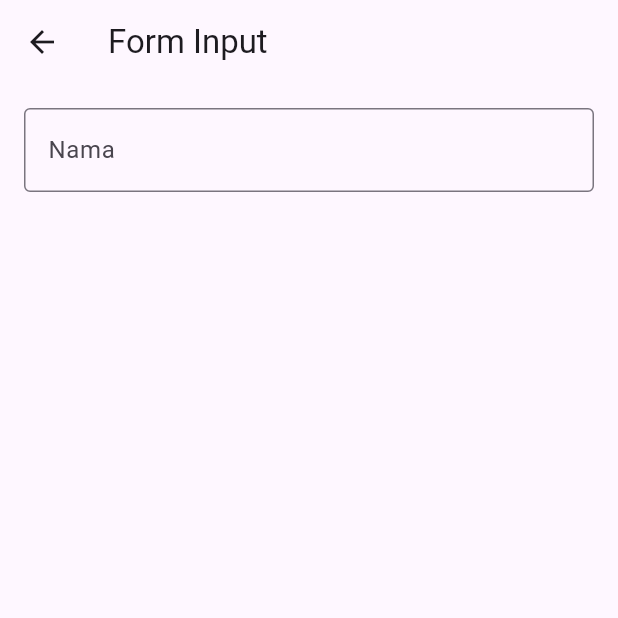
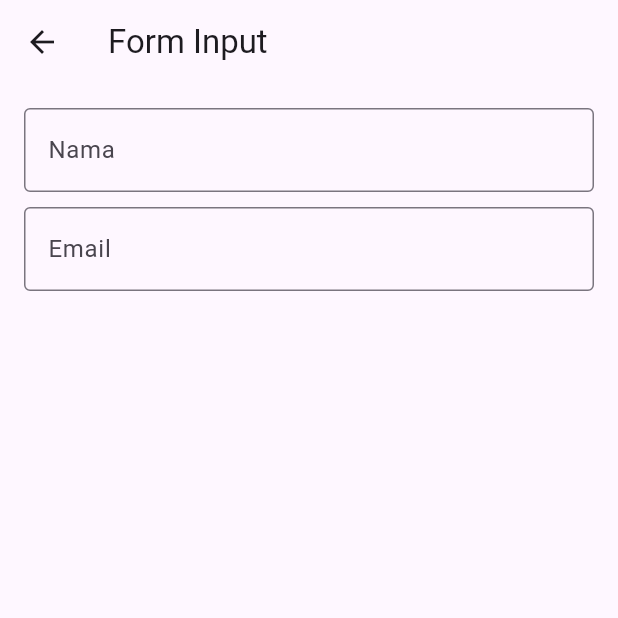
Before and after one commit to husnakamilaa/StateManagement_0238, a Flutter app: the FormPage screen opened directly, on a phone screen of 412 x 824 dp, the top half of it. Run offline on Flutter 3.47's test engine with Material 3 defaults, Android fonts, the light colour scheme and no system bars.

Commit message:
feat: menambahkan textfield email dan menambahkan jarak vertikal

```diff
--- a/lib/setstate/setstate.dart
+++ b/lib/setstate/setstate.dart
@@ -36,6 +36,14 @@ class _FormPageState extends State<FormPage> {
               ),
             ),
             SizedBox(height: 10),
+            TextField(
+              controller: emailController,
+              decoration: InputDecoration(
+                labelText: "Email",
+                border: OutlineInputBorder(),
+              ),
+            ),
+            SizedBox(height: 20),
 
           ],
         ),
```
